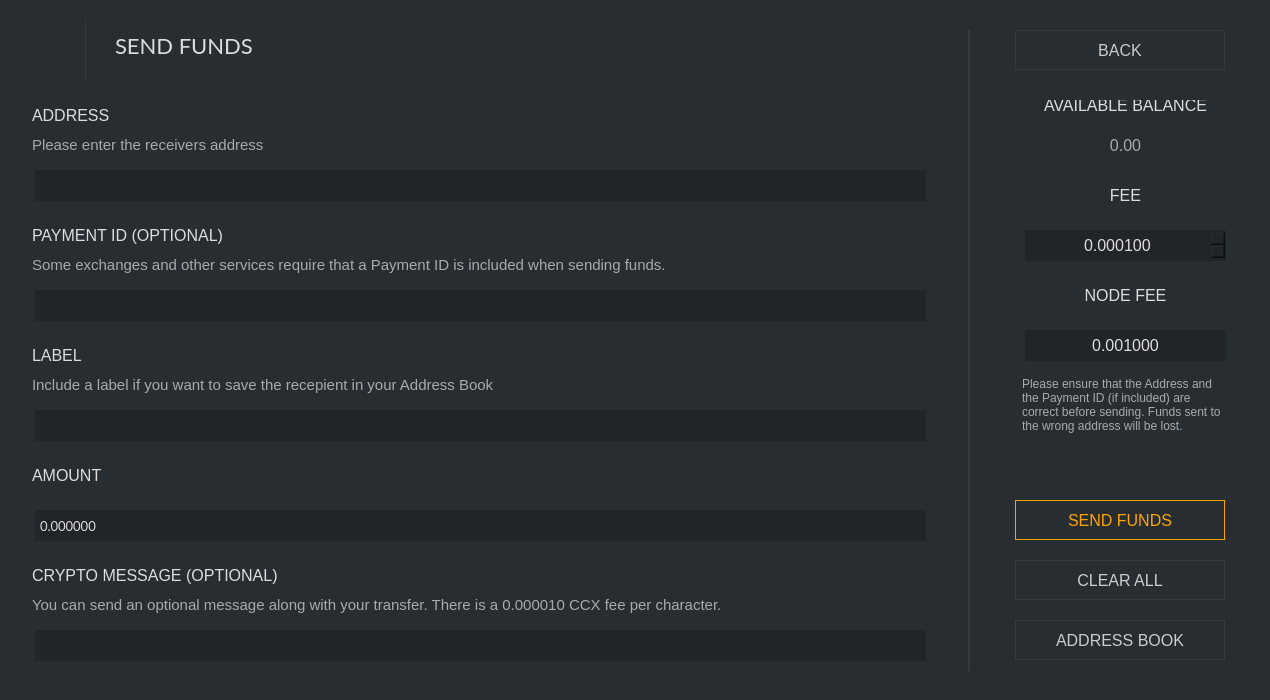
ConcealNetwork/conceal-desktop, file src/gui/ui/sendframe.ui: the form before one commit.
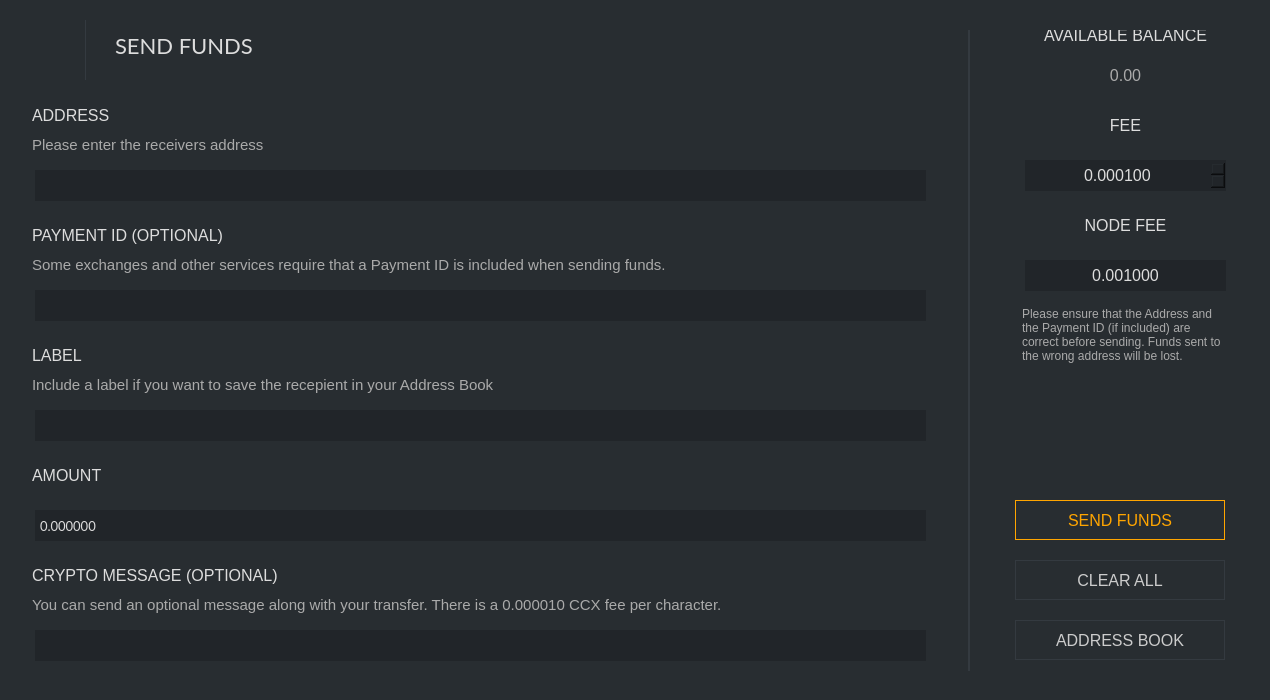
The form after the commit. Icons and pictures are not drawn.

What changed in the file:
```diff
--- a/src/gui/ui/sendframe.ui
+++ b/src/gui/ui/sendframe.ui
@@ -97,41 +97,6 @@
        <set>Qt::AlignLeading|Qt::AlignLeft|Qt::AlignVCenter</set>
       </property>
      </widget>
-     <widget class="QPushButton" name="m_backButton">
-      <property name="geometry">
-       <rect>
-        <x>1000</x>
-        <y>30</y>
-        <width>210</width>
-        <height>40</height>
-       </rect>
-      </property>
-      <property name="minimumSize">
-       <size>
-        <width>210</width>
-        <height>40</height>
-       </size>
-      </property>
-      <property name="maximumSize">
-       <size>
-        <width>600</width>
-        <height>16777215</height>
-       </size>
-      </property>
-      <property name="font">
-       <font>
-        <pointsize>-1</pointsize>
-       </font>
-      </property>
-      <property name="styleSheet">
-       <string notr="true">QPushButton#m_backButton {color: #ccc; border: 1px solid #343a40; font-size: 16px; background-color: #21259;}
-
-QPushButton#m_backButton:hover {color: #ddd; border: 2px solid #444; font-size: 16px; background-color: #21259;}</string>
-      </property>
-      <property name="text">
-       <string>BACK</string>
-      </property>
-     </widget>
      <widget class="QLabel" name="pidLabel">
       <property name="geometry">
        <rect>
@@ -332,9 +297,9 @@
       <property name="geometry">
        <rect>
         <x>950</x>
-        <y>100</y>
+        <y>30</y>
         <width>261</width>
-        <height>561</height>
+        <height>631</height>
        </rect>
       </property>
       <property name="styleSheet">
@@ -377,7 +342,7 @@
        <property name="geometry">
         <rect>
          <x>50</x>
-         <y>400</y>
+         <y>470</y>
          <width>210</width>
          <height>40</height>
         </rect>
@@ -412,7 +377,7 @@
        <property name="geometry">
         <rect>
          <x>50</x>
-         <y>460</y>
+         <y>530</y>
          <width>210</width>
          <height>40</height>
         </rect>
@@ -568,7 +533,7 @@
        <property name="geometry">
         <rect>
          <x>50</x>
-         <y>520</y>
+         <y>590</y>
          <width>210</width>
          <height>40</height>
         </rect>
```
Left out of the diff: 16 changed lines with no effect on the pictures.
